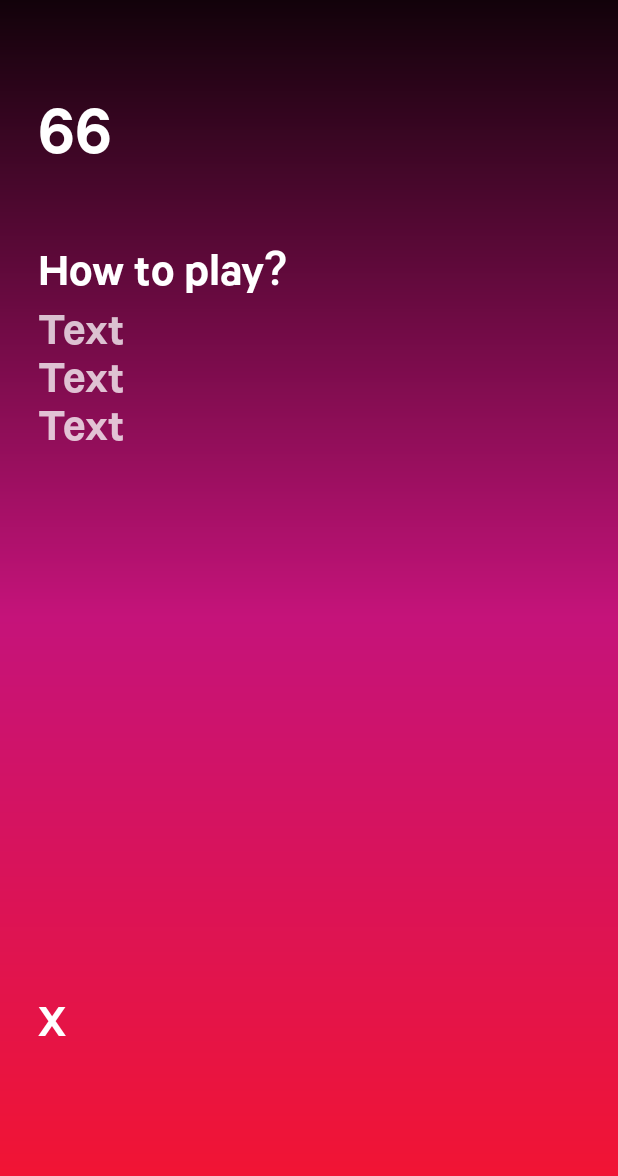
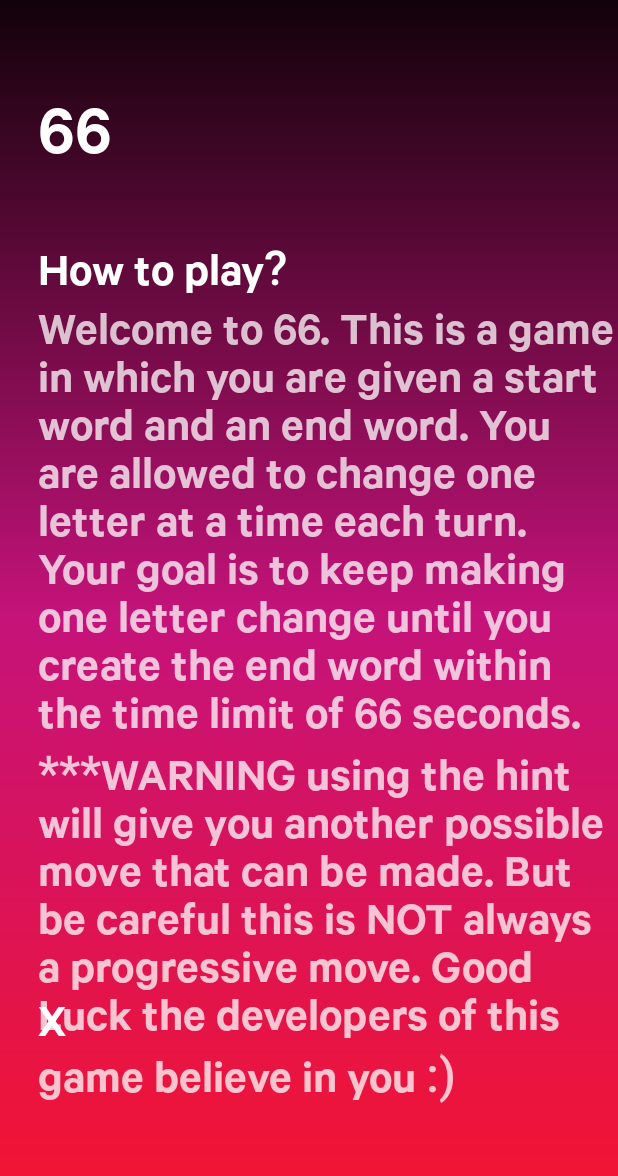
Before and after one commit to DJCoder12/66-Android-App, an Android app: the screen it shows after launch (MainActivity), after a tap on an icon or button, on a phone screen of 412 x 824 dp. Shown: the top 1176 px of the screen. Run offline under Robolectric (Android 15) with nearby library versions, the phone set to English and light mode, and no system bars; our stand-ins replace Picasso; libraries missing offline, so code that uses them is left out: com.transitionseverywhere, org.json.simple; pictures from the network do not load; 6 statements that could not run were skipped.

Commit message:
This adds the how to play message

```diff
--- a/app/src/main/java/com/mad/wordly/MainActivity.java
+++ b/app/src/main/java/com/mad/wordly/MainActivity.java
@@ -313,7 +313,7 @@ public class MainActivity extends AppCompatActivity {
                     howTW.setTextColor(Color.parseColor("#ffffff"));
                     statsTW.setVisibility(View.GONE);
                     howLabelTW.setVisibility(View.VISIBLE);
-                    howBodyTW.setText("Text \nText \nText");
+                    howBodyTW.setText("Welcome to 66. This is a game in which you are given a start word and an end word. You are allowed to change one letter at a time each turn. Your goal is to keep making one letter change until you create the end word within the time limit of 66 seconds. ***WARNING using the hint will give you another possible move that can be made. But be careful this is NOT always a progressive move. Good Luck the developers of this game believe in you :)");
 
                     howBodyTW.setVisibility(View.VISIBLE);
                     fullScreen();
--- a/app/src/main/res/layout/activity_main.xml
+++ b/app/src/main/res/layout/activity_main.xml
@@ -195,6 +195,7 @@
         android:layout_alignParentTop="true"
         android:layout_marginStart="25dp"
         android:layout_marginLeft="25dp"
+        android:layout_marginRight="25dp"
         android:layout_marginTop="200dp"
         android:fontFamily="@font/calibre_semibold"
         android:textColor="#fff"
```
